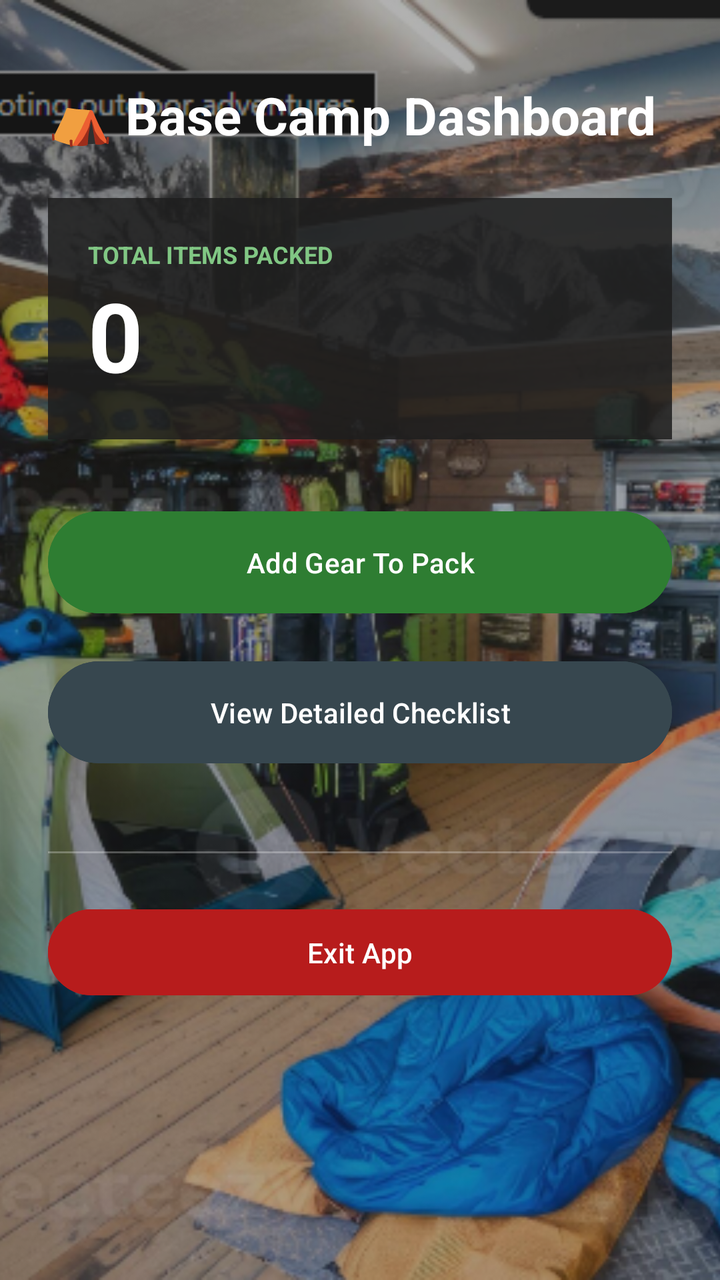
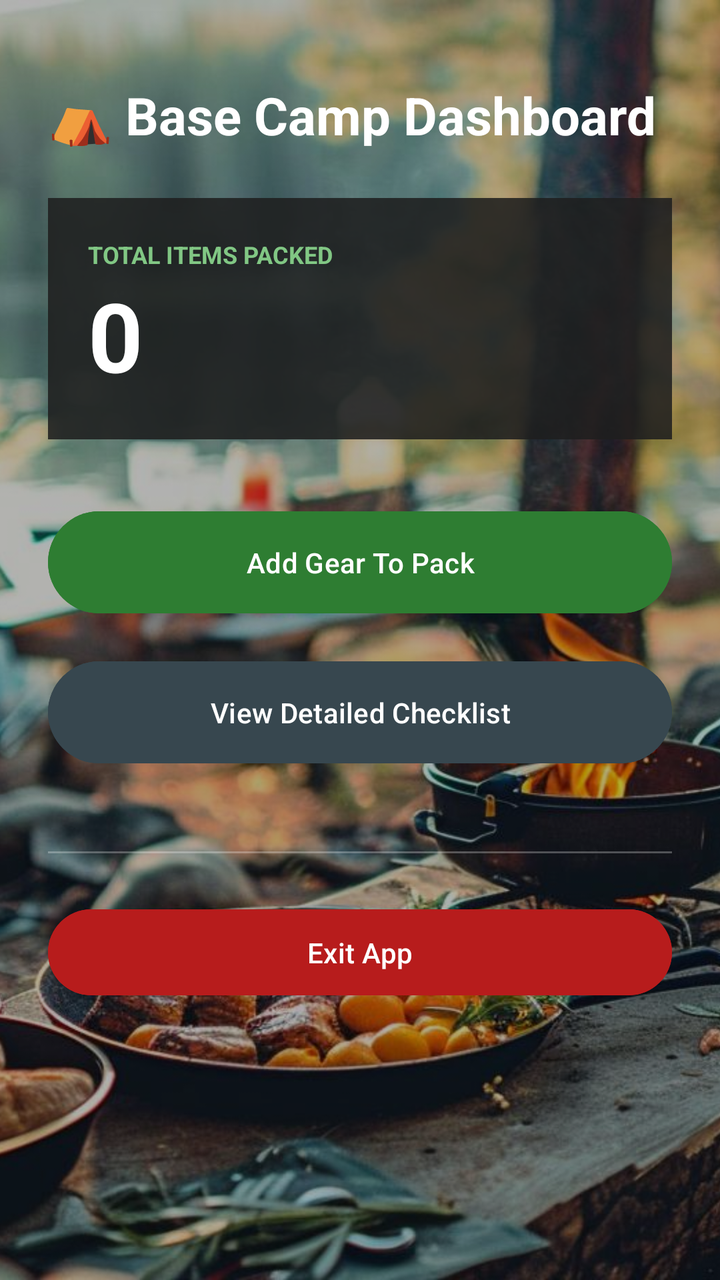

An Android layout rendered at two revisions. The XML below is the earlier revision; the diff shows what the commit changed to produce the second picture.
<!-- AndroidManifest.xml: application theme Theme.CampsiteCommander1 -->
<!-- res/layout/activity_main.xml -->
<?xml version="1.0" encoding="utf-8"?>
<FrameLayout xmlns:android="http://schemas.android.com/apk/res/android"
    android:layout_width="match_parent"
    android:layout_height="match_parent">

    
    <ImageView
        android:layout_width="match_parent"
        android:layout_height="match_parent"
        android:src="@drawable/wild"
        android:scaleType="centerCrop" />

    
    <View
        android:layout_width="match_parent"
        android:layout_height="match_parent"
        android:background="@color/black"
        android:alpha="0.3" />

    <ScrollView
        android:layout_width="match_parent"
        android:layout_height="match_parent"
        android:fillViewport="true">

        <LinearLayout
            android:layout_width="match_parent"
            android:layout_height="wrap_content"
            android:orientation="vertical"
            android:padding="24dp">

            <TextView
                android:layout_width="wrap_content"
                android:layout_height="wrap_content"
                android:text="⛺ Base Camp Dashboard"
                android:textSize="26sp"
                android:textStyle="bold"
                android:textColor="#FFFFFF"
                android:layout_marginTop="16dp"
                android:layout_marginBottom="24dp"/>

            
            <LinearLayout
                android:layout_width="match_parent"
                android:layout_height="wrap_content"
                android:orientation="vertical"
                android:background="#DD1E1E1E"
                android:padding="20dp"
                android:layout_marginBottom="32dp">
                <TextView
                    android:layout_width="wrap_content"
                    android:layout_height="wrap_content"
                    android:text="TOTAL ITEMS PACKED"
                    android:textSize="12sp"
                    android:textColor="#81C784"
                    android:textStyle="bold"/>
                <TextView
                    android:id="@+id/tvTotalItemsCount"
                    android:layout_width="wrap_content"
                    android:layout_height="wrap_content"
                    android:text="0"
                    android:textSize="48sp"
                    android:textStyle="bold"
                    android:textColor="#FFFFFF"/>
            </LinearLayout>

            <Button
                android:id="@+id/btnLaunchAddGear"
                android:layout_width="match_parent"
                android:layout_height="wrap_content"
                android:text="Add Gear To Pack"
                android:backgroundTint="#2E7D32"
                android:textColor="#FFFFFF"
                android:padding="16dp"
                android:layout_marginBottom="16dp"/>

            <Button
                android:id="@+id/btnViewFullChecklist"
                android:layout_width="match_parent"
                android:layout_height="wrap_content"
                android:text="View Detailed Checklist"
                android:backgroundTint="#37474F"
                android:textColor="#FFFFFF"
                android:padding="16dp"
                android:layout_marginBottom="40dp"/>

            <View
                android:layout_width="match_parent"
                android:layout_height="1dp"
                android:background="#44FFFFFF"
                android:layout_marginBottom="24dp"/>

            <Button
                android:id="@+id/btnExitApplication"
                android:layout_width="match_parent"
                android:layout_height="wrap_content"
                android:text="Exit App"
                android:backgroundTint="#B71C1C"
                android:textColor="#FFFFFF"
                android:padding="12dp"/>
        </LinearLayout>
    </ScrollView>
</FrameLayout>
<!-- resources referenced by this layout -->
<resources>
  <color name="black">#FF000000</color>
  <!-- drawable wild: png bitmap (drawable, 836665 bytes) -->
  <style name="Theme.CampsiteCommander1" parent="Base.Theme.CampsiteCommander1" />
  <style name="Base.Theme.CampsiteCommander1" parent="Theme.Material3.DayNight.NoActionBar">
          
          
      </style>
</resources>

<!-- the commit's change to res/layout/activity_main.xml (unified diff, before → after) -->
@@ -7,14 +7,14 @@
     <ImageView
         android:layout_width="match_parent"
         android:layout_height="match_parent"
-        android:src="@drawable/wild"
+        android:src="@drawable/sunset"
         android:scaleType="centerCrop" />
 
     
     <View
         android:layout_width="match_parent"
         android:layout_height="match_parent"
-        android:background="@color/black"
+        android:background="@android:color/black"
         android:alpha="0.3" />
 
     <ScrollView
<!-- resource entries referenced after the edit -->
@@ -1,7 +1,6 @@
 <!-- resources referenced by this layout -->
 <resources>
-  <color name="black">#FF000000</color>
-  <!-- drawable wild: png bitmap (drawable, 836665 bytes) -->
+  <!-- drawable sunset: jpeg bitmap (drawable, 186983 bytes) -->
   <style name="Theme.CampsiteCommander1" parent="Base.Theme.CampsiteCommander1" />
   <style name="Base.Theme.CampsiteCommander1" parent="Theme.Material3.DayNight.NoActionBar">
           
